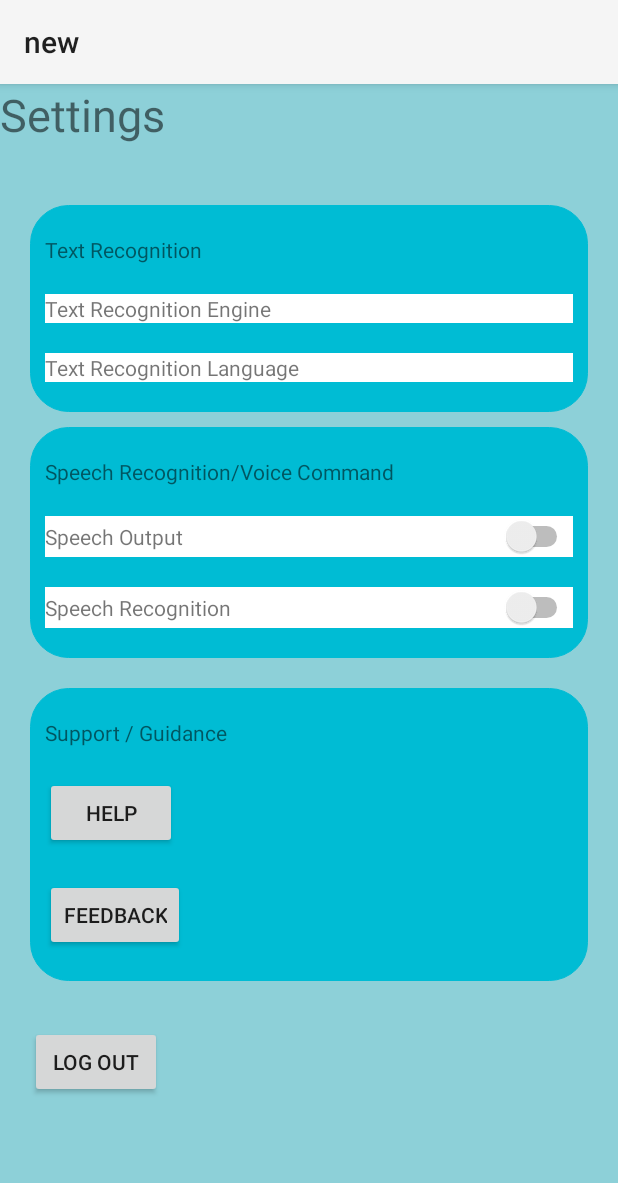
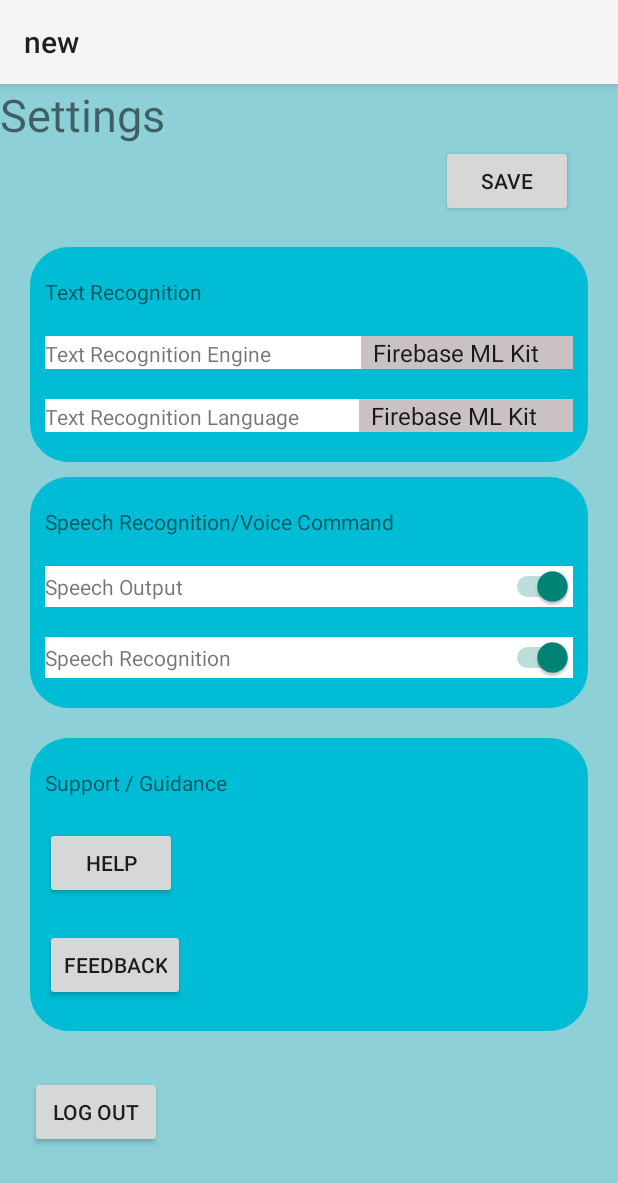
Before and after one commit to Anil-03/OCR_Application_for_visually_impaired, an Android app: the Settings screen opened directly, with no data from a screen before it, on a phone screen of 412 x 824 dp. Shown: the top 1183 px of the screen. Run offline under Robolectric (Android 15) with nearby library versions, the phone set to English and light mode, and no system bars.

Commit message:
working application

```diff
--- a/app/src/main/java/com/example/anew/Settings.java
+++ b/app/src/main/java/com/example/anew/Settings.java
@@ -1,14 +1,134 @@
 package com.example.anew;
 
+import android.annotation.SuppressLint;
+import android.content.Intent;
+import android.content.SharedPreferences;
 import android.os.Bundle;
+import android.view.View;
+import android.widget.AdapterView;
+import android.widget.ArrayAdapter;
+import android.widget.Button;
+import android.widget.Spinner;
+import android.widget.Switch;
 
 import androidx.appcompat.app.AppCompatActivity;
 
+import java.util.ArrayList;
+
 public class Settings extends AppCompatActivity {
+    Spinner eng_spinner, lang_spinner;
+    Voice speech;
+    Button help,feedback,logout,saveSettings;
+    Boolean speechRecognition=true;
+    Boolean speechOutput=true;
+    String engine="Firebase";
+    String language="English";
+    @SuppressLint("UseSwitchCompatOrMaterialCode")
+    Switch speech_recognition;
+    @SuppressLint("UseSwitchCompatOrMaterialCode")
+    Switch speech_output;
+
     @Override
     protected void onCreate(Bundle savedInstanceState) {
         super.onCreate(savedInstanceState);
         setContentView(R.layout.activity_settings);
+        speech = new Voice(this);
+        help=findViewById(R.id.help);
+        feedback=findViewById(R.id.feedback);
+        logout=findViewById(R.id.logout);
+        saveSettings=findViewById(R.id.saveSettings);
+        eng_spinner = findViewById(R.id.engine_spinner);
+        lang_spinner = findViewById(R.id.language_spinner);
+        speech_recognition = findViewById(R.id.speech_recognition);
+        speech_output = findViewById(R.id.speechOutput);
+
+        eng_spinner.setOnItemSelectedListener(new AdapterView.OnItemSelectedListener() {
+            @Override
+            public void onItemSelected(AdapterView<?> adapterView, View view, int position, long id) {
+                String item = adapterView.getItemAtPosition(position).toString();
+                speech.speak("You have selected" + item);
+                engine=item;
+            }
+
+            @Override
+            public void onNothingSelected(AdapterView<?> parent) {
+
+            }
+        });
+        ArrayList<String> engineList = new ArrayList<>();
+        engineList.add("Firebase ML Kit");
+        ArrayAdapter<String> eng_adapter = new ArrayAdapter<>(this, android.R.layout.simple_spinner_item, engineList);
+        eng_adapter.setDropDownViewResource(android.R.layout.select_dialog_singlechoice);
+        eng_spinner.setAdapter(eng_adapter);
+
+        lang_spinner.setOnItemSelectedListener(new AdapterView.OnItemSelectedListener() {
+            @Override
+            public void onItemSelected(AdapterView<?> adapterView, View view, int position, long id) {
+                String item=adapterView.getItemAtPosition(position).toString();
+                speech.speak("You have selected"+item);
+                language=item;
+            }
+
+            @Override
+            public void onNothingSelected(AdapterView<?> parent) {
+
+            }
+        });
+        ArrayList<String> languageList = new ArrayList<>();
+        engineList.add("English");
+        ArrayAdapter<String> lang_adapter = new ArrayAdapter<>(this, android.R.layout.simple_spinner_item, languageList);
+        lang_adapter.setDropDownViewResource(android.R.layout.select_dialog_singlechoice);
+        lang_spinner.setAdapter(eng_adapter);
+
+        speech_recognition.setOnCheckedChangeListener((buttonView, isChecked) -> {
+            if(speech_recognition.isChecked()){
+                speech.speak("Speech Recognition is On");
+                speechRecognition=true;
+            }
+
+            if(!speech_recognition.isChecked()){
+                speech.speak("Speech Recognition is Off");
+                speechRecognition=false;
+            }
+
+        });
+
+        speech_output.setOnCheckedChangeListener((buttonView, isChecked) -> {
+            if(speech_output.isChecked())
+            {
+                speech.speak("Speech Output On");
+                speechOutput=true;
+            }
+
+            if(!speech_output.isChecked()){
+                speech.speak("Speech Output is Off");
+                speechOutput=false;
+            }
+
+        });
+
+        help.setOnClickListener(v -> {
+            Intent help=new Intent(Settings.this, Help.class);
+            startActivity(help);
+        });
+        feedback.setOnClickListener(v->{
+
+        });
+        logout.setOnClickListener(v->{
+
+        });
+
+        saveSettings.setOnClickListener(v-> storePreference());
 
     }
+
+    private void storePreference() {
+        SharedPreferences settingsPref=getSharedPreferences("settings",MODE_PRIVATE);
+        SharedPreferences.Editor editor=settingsPref.edit();
+        editor.putBoolean("speechRecognitionFlag",speechRecognition);
+        editor.putBoolean("speechOutput",speechOutput);
+        editor.putString("engine",engine);
+        editor.putString("language",language);
+        editor.apply();
+    }
 }
--- a/app/src/main/res/layout/activity_settings.xml
+++ b/app/src/main/res/layout/activity_settings.xml
@@ -13,12 +13,19 @@
         android:layout_height="wrap_content"
         android:text="@string/settings"
         android:textSize="30sp"/>
+    <Button
+        android:id="@+id/saveSettings"
+        android:text="@string/save"
+        android:layout_width="wrap_content"
+        android:layout_height="wrap_content"
+        android:layout_gravity="end"
+        android:layout_marginEnd="30dp"/>
 
     <LinearLayout
         android:id="@+id/linear1"
         android:layout_width="match_parent"
         android:layout_height="wrap_content"
-        android:layout_marginTop="40dp"
+        android:layout_marginTop="20dp"
         android:orientation="vertical"
         android:background="@drawable/rounded_layout"
         android:backgroundTint="#00BCD4"
@@ -48,7 +55,8 @@
                 android:id="@+id/engine_spinner"
                 android:background="#CAC2C2"
                 android:layout_width="match_parent"
-                android:layout_height="wrap_content"/>
+                android:layout_height="wrap_content"
+                />
 
         </LinearLayout>
         <LinearLayout
@@ -103,6 +111,7 @@
                 />
             <Switch
                 android:id="@+id/speechOutput"
+                android:checked="true"
                 android:layout_width="match_parent"
                 android:layout_height="wrap_content"
                 tools:ignore="UseSwitchCompatOrMaterialXml" />
@@ -125,6 +134,7 @@
                 android:id="@+id/speech_recognition"
                 android:layout_width="match_parent"
                 android:layout_height="wrap_content"
+                android:checked="true"
                 tools:ignore="UseSwitchCompatOrMaterialXml" />
 
 
```
